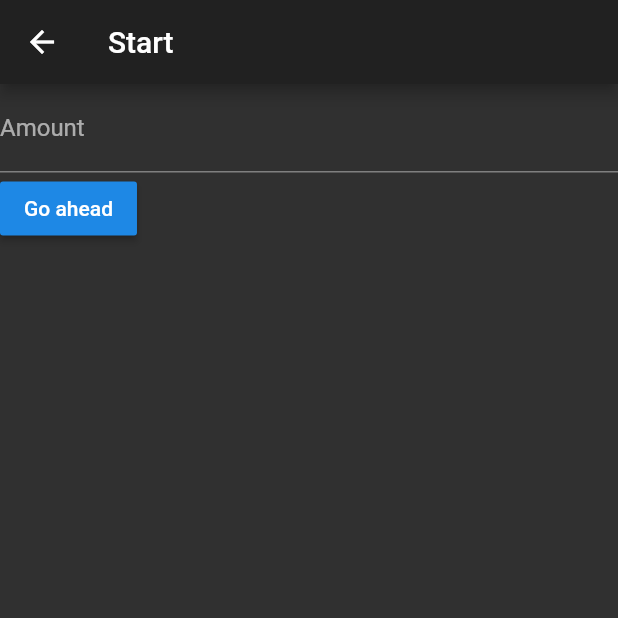
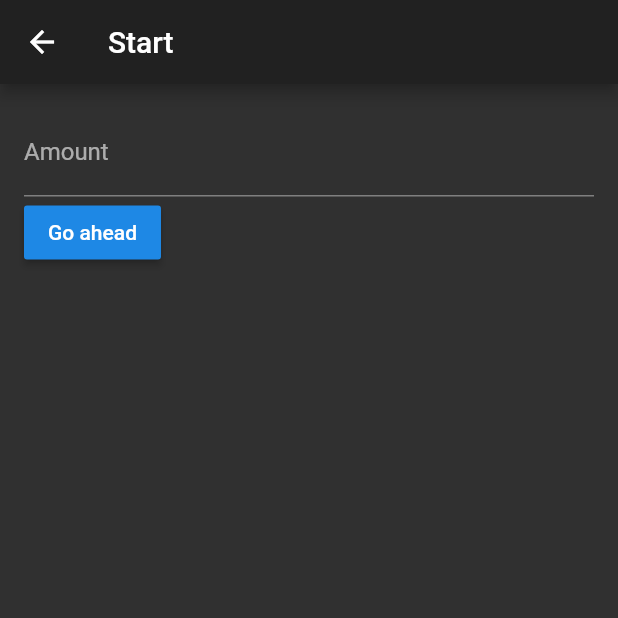
Before and after one commit to Odialko/ui_flow, a Flutter app: the screen it shows after launch, after a tap on the "label important" icon, on a phone screen of 412 x 824 dp, the top half of it. Run offline on Flutter 3.47's test engine with Material 2 defaults, Android fonts, the phone set to English and light mode, and no system bars; our stand-ins replace flutter_mobx, mobx; generated files the repository leaves out were written again.

Commit message:
cleaning code, going back function

```diff
--- a/lib/borrow_screen.dart
+++ b/lib/borrow_screen.dart
@@ -6,12 +6,15 @@ class BorrowScreen extends StatelessWidget {
   Widget build(BuildContext context) {
     return Scaffold(
       appBar: AppBar(title: const Text('Flow')),
-      body: Center(
-        child: Text(
-          'Hi there, this is BorrowScreen',
-          style: TextStyle(
-            fontSize: 32.0,
-            fontWeight: FontWeight.w600,
+      body: Container(
+        padding: EdgeInsets.all(16.0),
+        child: Center(
+          child: Text(
+            'Hi there, this is a BorrowScreen',
+            style: TextStyle(
+              fontSize: 24.0,
+              fontWeight: FontWeight.w600,
+            ),
           ),
         ),
       ),
@@ -27,25 +30,3 @@ class BorrowScreen extends StatelessWidget {
     );
   }
 }
-//class AndroidNav extends BorrowScreenNavigator {
-//  @override
-//  void toLoanRequestStepTwo(BuildContext context, callback) {
-//    Navigator.push(
-//      context,
-//      MaterialPageRoute(builder: (context) => LoanRequestStepTwo(callback: callback)),
-//    );
-//  }
-//
-//  @override
-//  void toLoanRequestStepThree(BuildContext context) {
-//    Navigator.push(
-//      context,
-//      MaterialPageRoute(builder: (context) => LoanRequestStepThree()),
-//    );
-//  }
-//}
-//
-//abstract class BorrowScreenNavigator {
-//  void toLoanRequestStepTwo(BuildContext context, callback);
-//  void toLoanRequestStepThree(BuildContext context);
-//}
--- a/lib/loan_flow/flow_manager.dart
+++ b/lib/loan_flow/flow_manager.dart
@@ -6,6 +6,10 @@ import 'package:uiflow/loan_flow/loan_request_start.dart';
 import 'package:provider/provider.dart';
 import 'package:uiflow/loan_flow/loan_request_step_three.dart';
 import 'package:uiflow/loan_flow/loan_request_step_two.dart';
+
+
+
+
 
 class FlowScreens extends StatelessWidget {
   final Map<String, Widget> _screens = {
--- a/lib/loan_flow/loan_request_start.dart
+++ b/lib/loan_flow/loan_request_start.dart
@@ -8,30 +8,41 @@ class LoanRequestStart extends StatefulWidget {
 }
 
 class _LoanRequestStartState extends State<LoanRequestStart> {
-  final _formKey = GlobalKey<FormState>();
+//  final _formKey = GlobalKey<FormState>();
   TextEditingController myAmount = TextEditingController();
-
   BorrowStore store;
 
   @override
   Widget build(BuildContext context) {
-    const String nexScreen = '1';
-
     store = Provider.of<BorrowStore>(context);
     store.getBankAccountLoan();
     store.setupValidations();
 
+    if (store.amount != null && store.amount != '') {
+      setState(() {
+        myAmount.text = store.amount;
+      });
+    }
     return Scaffold(
-      appBar: AppBar(title: const Text('Start')),
-      body: Column(
-        children: [
-          Form(
-            key: _formKey,
+      appBar: AppBar(
+        title: const Text('Start'),
+        leading: IconButton(
+          tooltip: 'Previous choice',
+          icon: const Icon(Icons.arrow_back),
+          onPressed: () {
+            Navigator.of(context).popUntil((route) => route.isFirst);
+          },
+        ),
+      ),
+      body: Container(
+        padding: EdgeInsets.all(16.0),
+        child: Form(
           child: Column(
             crossAxisAlignment: CrossAxisAlignment.start,
             children: <Widget>[
               Observer(
                 builder: (_) => TextField(
+                  controller: myAmount,
                   onChanged: (value) => store.amount = value,
                   decoration: InputDecoration(
                       labelText: 'Amount',
@@ -48,7 +59,6 @@ class _LoanRequestStartState extends State<LoanRequestStart> {
             ],
           ),
         ),
-        ],
       ),
     );
   }
```
Also changed, not shown: lib/loan_flow/borrow_store.dart (+20 -23 lines), lib/loan_flow/loan_request_step_three.dart (+17 -4 lines), lib/loan_flow/loan_request_step_two.dart (+22 -13 lines). Lines whose indentation alone changed are shown as unchanged.
